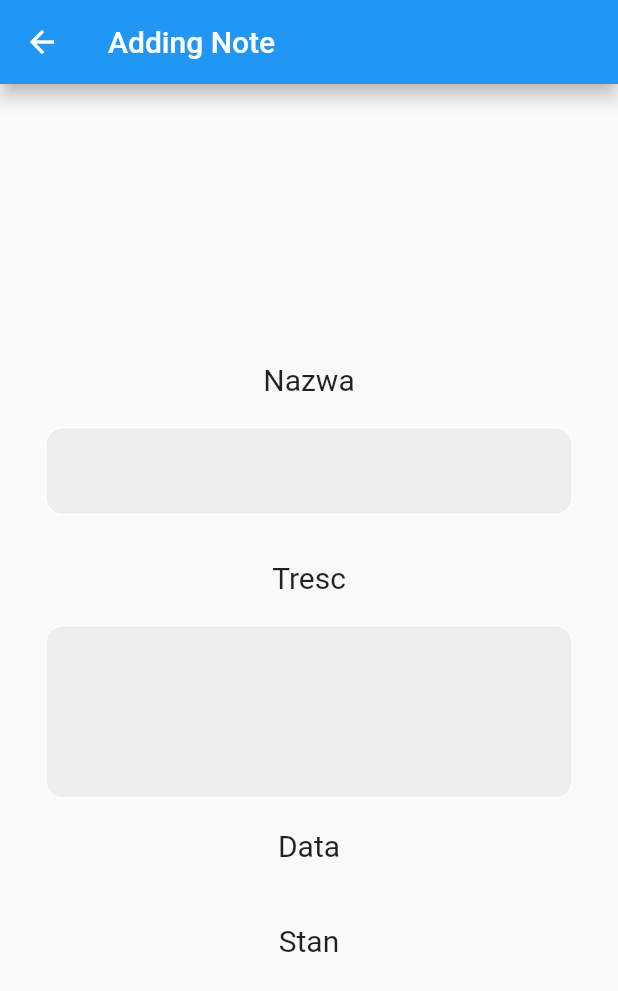
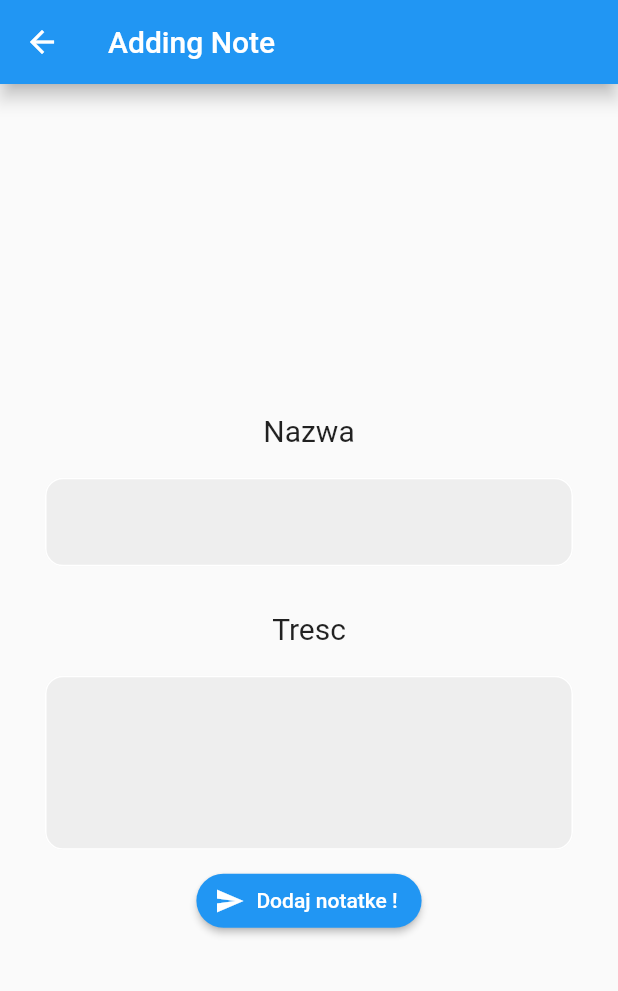
Before and after one commit to maciejzelias/NotesManager, a Flutter app: the AddingNoteScreen screen opened directly, on a phone screen of 412 x 824 dp. Shown: the top 991 px of the screen. Run offline on Flutter 3.47's test engine with Material 2 defaults, Android fonts, the phone set to English and light mode, and no system bars; our stand-ins replace sqflite; accounts and stored records are empty.

Commit message:
new updates

```diff
--- a/notes/lib/databaseServices.dart
+++ b/notes/lib/databaseServices.dart
@@ -9,7 +9,7 @@ class DatabaseServices {
       join(await getDatabasesPath(), 'notes_database.db'),
       onCreate: (db, version) {
         return db.execute(
-          'CREATE TABLE notes(id INTEGER PRIMARY KEY, nazwa TEXT, data TEXT, tresc TEXT, stan INTEGER)',
+          'CREATE TABLE notes(id INTEGER PRIMARY KEY AUTOINCREMENT, nazwa TEXT, data TEXT, tresc TEXT, stan INTEGER)',
         );
       },
       version: 1,
--- a/notes/lib/main.dart
+++ b/notes/lib/main.dart
@@ -14,6 +14,7 @@ class MyApp extends StatelessWidget {
     return const MaterialApp(
       title: 'Notes App',
       home: NotesList(),
+      debugShowCheckedModeBanner: false,
     );
   }
 }
--- a/notes/lib/models/note.dart
+++ b/notes/lib/models/note.dart
@@ -6,7 +6,7 @@ class Note {
   int stan;
 
   Note(
-      {required this.id,
+      {this.id,
       required this.nazwa,
       required this.data,
       this.tresc,
--- a/notes/lib/screens/add_note_screen.dart
+++ b/notes/lib/screens/add_note_screen.dart
@@ -1,4 +1,5 @@
 import 'package:flutter/material.dart';
+import 'package:notes/databaseServices.dart';
 import 'package:notes/models/note.dart';
 
 class AddingNoteScreen extends StatefulWidget {
@@ -34,9 +35,21 @@ class _AddingNoteScreenState extends State<AddingNoteScreen> {
     }
   }
 
-  void trySubmit() {}
+  void trySubmit() async {
+    DatabaseServices db = DatabaseServices();
+    if (widget.isNewNote) {
+      await db.insertNote(Note(
+          nazwa: nazwaInputController.text,
+          data: DateTime.now().toString(),
+          stan: 1));
+    } else {}
+    Navigator.of(context).pop();
+  }
 
-  Widget inputField(TextEditingController controller, int lines,) {
+  Widget inputField(
+    TextEditingController controller,
+    int lines,
+  ) {
     return Padding(
       padding: const EdgeInsets.symmetric(horizontal: 30),
       child: TextField(
@@ -44,13 +57,13 @@ class _AddingNoteScreenState extends State<AddingNoteScreen> {
         controller: controller,
         decoration: InputDecoration(
             enabledBorder: OutlineInputBorder(
-              borderSide: BorderSide(
+              borderSide: const BorderSide(
                 color: Colors.white,
               ),
               borderRadius: BorderRadius.circular(12),
             ),
             focusedBorder: OutlineInputBorder(
-              borderSide: BorderSide(
+              borderSide: const BorderSide(
                 color: Colors.blue,
               ),
               borderRadius: BorderRadius.circular(12),
@@ -61,28 +74,19 @@ class _AddingNoteScreenState extends State<AddingNoteScreen> {
     );
   }
 
-  Widget readOnlyField() {
-    return Padding(
-      padding: const EdgeInsets.symmetric(horizontal: 30),
-      child: TextField(
-        readOnly: true,
-        decoration: InputDecoration(
-            enabledBorder: OutlineInputBorder(
-              borderSide: BorderSide(
-                color: Colors.white,
+  Widget readOnlyField(String text) {
+    return Container(
+        width: MediaQuery.of(context).size.width,
+        margin: const EdgeInsets.symmetric(horizontal: 30),
+        padding: const EdgeInsets.symmetric(vertical: 15),
+        decoration: BoxDecoration(
+          borderRadius: BorderRadius.circular(12),
+          color: Colors.grey[200],
         ),
-              borderRadius: BorderRadius.circular(12),
-            ),
-            focusedBorder: OutlineInputBorder(
-              borderSide: BorderSide(
-                color: Colors.blue,
-              ),
-              borderRadius: BorderRadius.circular(12),
-            ),
-            fillColor: Colors.grey[200],
-            filled: true),
-      ),
-    );
+        child: Align(
+          alignment: Alignment.center,
+          child: Text(text),
+        ));
   }
 
   Widget titleOfField(String title) {
@@ -96,17 +100,47 @@ class _AddingNoteScreenState extends State<AddingNoteScreen> {
     );
   }
 
+  Widget confirmButton() {
+    return Container(
+      alignment: Alignment.center,
+      child: ElevatedButton.icon(
+        icon: const Icon(
+          Icons.send,
+          color: Colors.white,
+          size: 20,
+        ),
+        style: ElevatedButton.styleFrom(
+          primary: Colors.blue,
+          onPrimary: Colors.white,
+          shape:
+              RoundedRectangleBorder(borderRadius: BorderRadius.circular(30.0)),
+        ),
+        onPressed: () => trySubmit(),
+        label: widget.isNewNote
+            ? const Text('Dodaj notatke !')
+            : const Text('Zaktualizuj notatkę !'),
+      ),
+    );
+  }
+
   @override
   Widget build(BuildContext context) {
-    return Scaffold(
+    return SafeArea(
+      child: Scaffold(
+        resizeToAvoidBottomInset: true,
         appBar: AppBar(
           title: widget.isNewNote
               ? const Text('Adding Note')
               : const Text('Editing Note'),
           elevation: 5,
         ),
-      body: Column(
-        mainAxisAlignment: MainAxisAlignment.center,
+        body: Stack(
+          children: [
+            Container(
+              height: MediaQuery.of(context).size.height,
+              alignment: Alignment.center,
+              child: SingleChildScrollView(
+                child: Column(
                   children: [
                     titleOfField("Nazwa"),
                     inputField(nazwaInputController, 1),
@@ -115,11 +149,22 @@ class _AddingNoteScreenState extends State<AddingNoteScreen> {
                     ),
                     titleOfField("Tresc"),
                     inputField(trescInputController, 4),
-          if (widget.isNewNote) ...[
+                    if (!widget.isNewNote) ...[
                       titleOfField("Data"),
+                      readOnlyField(data),
                       titleOfField("Stan"),
-            ]
+                      readOnlyField(stan.toString()),
                     ],
+                    const SizedBox(
+                      height: 10,
+                    ),
+                    confirmButton()
+                  ],
+                ),
+              ),
+            )
+          ],
+        ),
       ),
     );
   }
```
Lines whose indentation alone changed are shown as unchanged.
